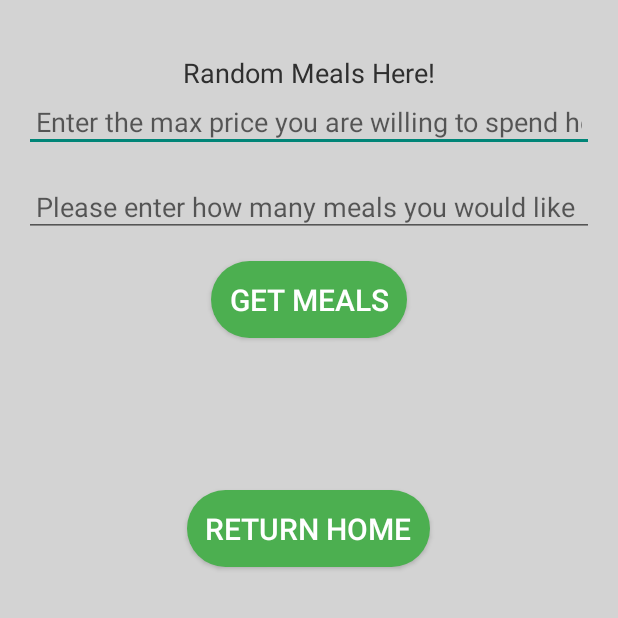
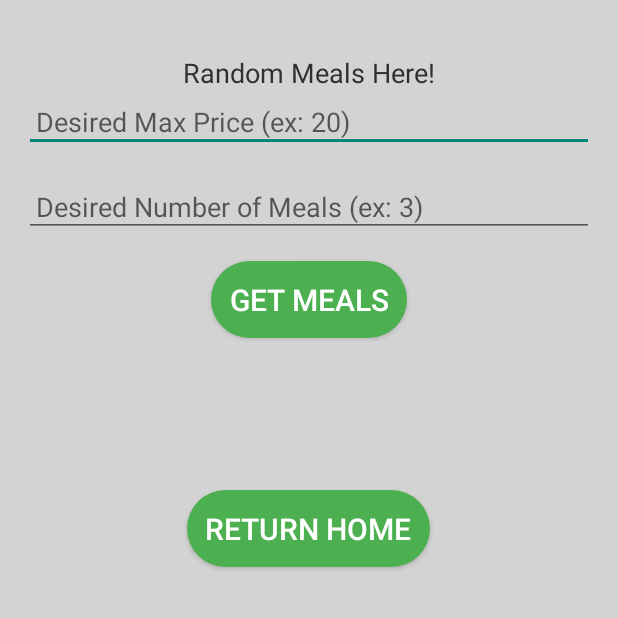
Before and after one commit to sethjameson/meal-planner-app, an Android app: the RandomMeals screen opened directly, with no data from a screen before it, on a phone screen of 412 x 824 dp, the top half of it. Run offline under Robolectric (Android 15) with nearby library versions, the phone set to English and light mode, and no system bars; our stand-ins replace Picasso; pictures from the network do not load.

Commit message:
Add files via upload

```diff
--- a/app/src/main/res/values/strings.xml
+++ b/app/src/main/res/values/strings.xml
@@ -9,8 +9,8 @@
     <string name="MealPlannerIntro">Random Meals Here!</string>
     <string name="HomeScreenButton">Return Home</string>
     <string name="MealDisplay">Your random meals will be displayed here:</string>
-    <string name="maxPrice">Enter the max price you are willing to spend here! (ex. 20)</string>
-    <string name="numMeals"> Please enter how many meals you would like here!</string>
+    <string name="maxPrice">Desired Max Price (ex: 20)</string>
+    <string name="numMeals">Desired Number of Meals (ex: 3)</string>
     <string name="aboutTitle">About Us:</string>
     <string name="findingMeals">Finding Meals:</string>
     <string name="budget">Budgeting Meals:</string>
```
